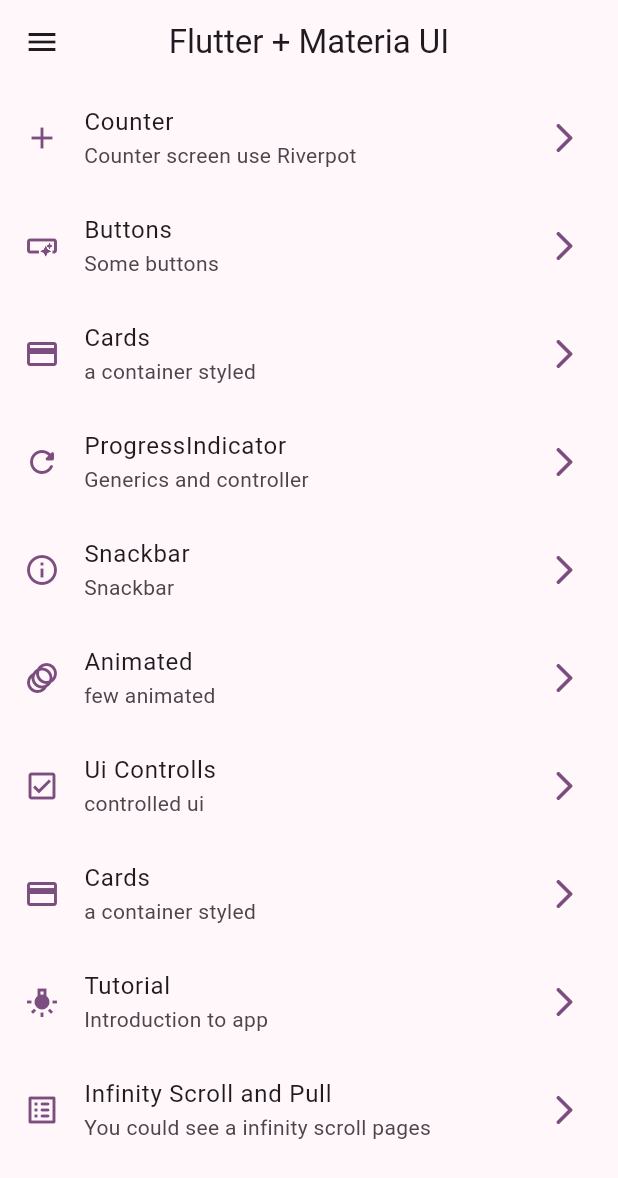
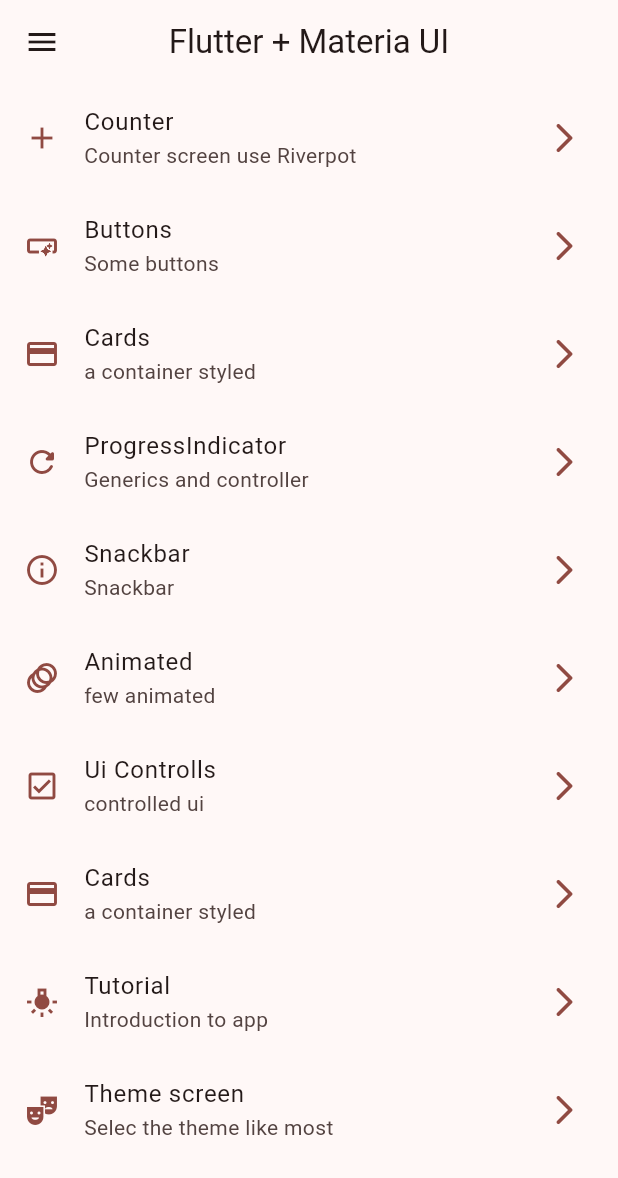
Before and after one commit to jioxel/flutter3_widgets, a Flutter app: the screen it shows after launch, on a phone screen of 412 x 824 dp. Shown: the top 1178 px of the screen. Run offline on Flutter 3.47's test engine with Material 2 defaults, Android fonts, the phone set to English and light mode, and no system bars; our stand-ins replace animate_do, flutter_riverpod, go_router.

Commit message:
dark theme

```diff
--- a/lib/config/menu/menu_items.dart
+++ b/lib/config/menu/menu_items.dart
@@ -60,8 +60,8 @@
       link: '/tutorial',
       icon: Icons.tungsten),
   MenuItems(
-      title: 'Infinity Scroll and Pull',
-      subTitle: 'You could see a infinity scroll pages',
-      link: '/infinityScroll',
-      icon: Icons.list_alt_rounded),
+      title: 'Theme screen',
+      subTitle: 'Selec the theme like most',
+      link: '/theme_screen',
+      icon: Icons.theater_comedy),
 ];
--- a/lib/config/router/app_router.dart
+++ b/lib/config/router/app_router.dart
@@ -50,5 +50,10 @@
       path: '/counter',
       builder: (context, state) => const CounterScreen(),
     ),
+    GoRoute(
+      name: ThemeScreen.name,
+      path: '/theme_screen',
+      builder: (context, state) => const ThemeScreen(),
+    ),
   ],
 );
--- a/lib/config/theme/app_theme.dart
+++ b/lib/config/theme/app_theme.dart
@@ -5,19 +5,25 @@
   Colors.purple,
   Colors.pink,
   Colors.orange,
-  Colors.black
+  Colors.black,
+  Colors.deepOrange,
+  Colors.deepPurple,
+  Colors.teal,
+  Colors.green,
 ];
 
 class AppTheme {
   final int selectedColor;
+  final bool isDarkmode;
 
-  AppTheme({this.selectedColor = 0})
+  AppTheme({this.isDarkmode = false, this.selectedColor = 0})
       : assert(selectedColor >= 0, 'Solected color must be up 0'),
         assert(selectedColor < colorList.length,
             'Solected color must be less or equal than ${colorList.length - 1}');
 
   ThemeData getTheme() => ThemeData(
       useMaterial3: true,
+      brightness: isDarkmode ? Brightness.dark : Brightness.light,
       colorSchemeSeed: colorList[selectedColor],
       appBarTheme: const AppBarTheme(centerTitle: true));
 }
--- a/lib/main.dart
+++ b/lib/main.dart
@@ -1,5 +1,6 @@
 import 'package:d_widget_app/config/router/app_router.dart';
 import 'package:d_widget_app/config/theme/app_theme.dart';
+import 'package:d_widget_app/presentation/providers/theme_provider.dart';
 import 'package:flutter/material.dart';
 import 'package:flutter_riverpod/flutter_riverpod.dart';
 
@@ -9,16 +10,19 @@
   );
 }
 
-class MainApp extends StatelessWidget {
+class MainApp extends ConsumerWidget {
   const MainApp({super.key});
 
   @override
-  Widget build(BuildContext context) {
+  Widget build(BuildContext context, WidgetRef ref) {
+    final selectColor = ref.watch(selectedColorProvider);
+    final isDarkmode = ref.watch(isDarkModeProvider);
     return MaterialApp.router(
       title: 'Futter Widgets',
       routerConfig: appRouter,
       debugShowCheckedModeBanner: false,
-      theme: AppTheme(selectedColor: 1).getTheme(),
+      theme: AppTheme(selectedColor: selectColor, isDarkmode: isDarkmode)
+          .getTheme(),
     );
   }
 }
--- a/lib/presentation/providers/theme_provider.dart
+++ b/lib/presentation/providers/theme_provider.dart
@@ -1,3 +1,9 @@
+import 'package:d_widget_app/config/theme/app_theme.dart';
 import 'package:flutter_riverpod/flutter_riverpod.dart';
 
 final isDarkModeProvider = StateProvider<bool>((ref) => false);
+
+//listado de colores inmutable
+final colorListProvider = Provider((ref) => colorList);
+
+final selectedColorProvider = StateProvider((ref) => 0);
--- a/lib/presentation/screens/screens.dart
+++ b/lib/presentation/screens/screens.dart
@@ -1,3 +1,5 @@
+export 'package:d_widget_app/presentation/screens/theme/theme_screen.dart';
+
 export 'package:d_widget_app/presentation/screens/counter/counter_scrren.dart';
 
 export 'package:d_widget_app/presentation/screens/animated/animated_screen.dart';
```
Also changed, not shown: lib/presentation/screens/theme/theme_screen.dart (added, +61 -0 lines).
